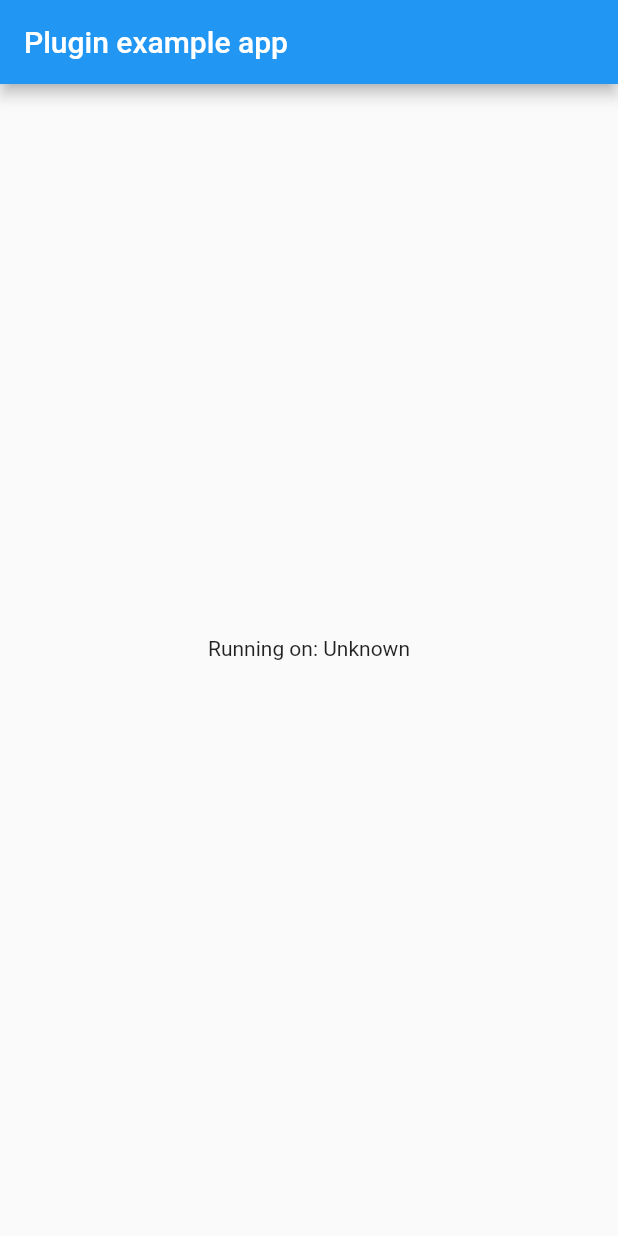
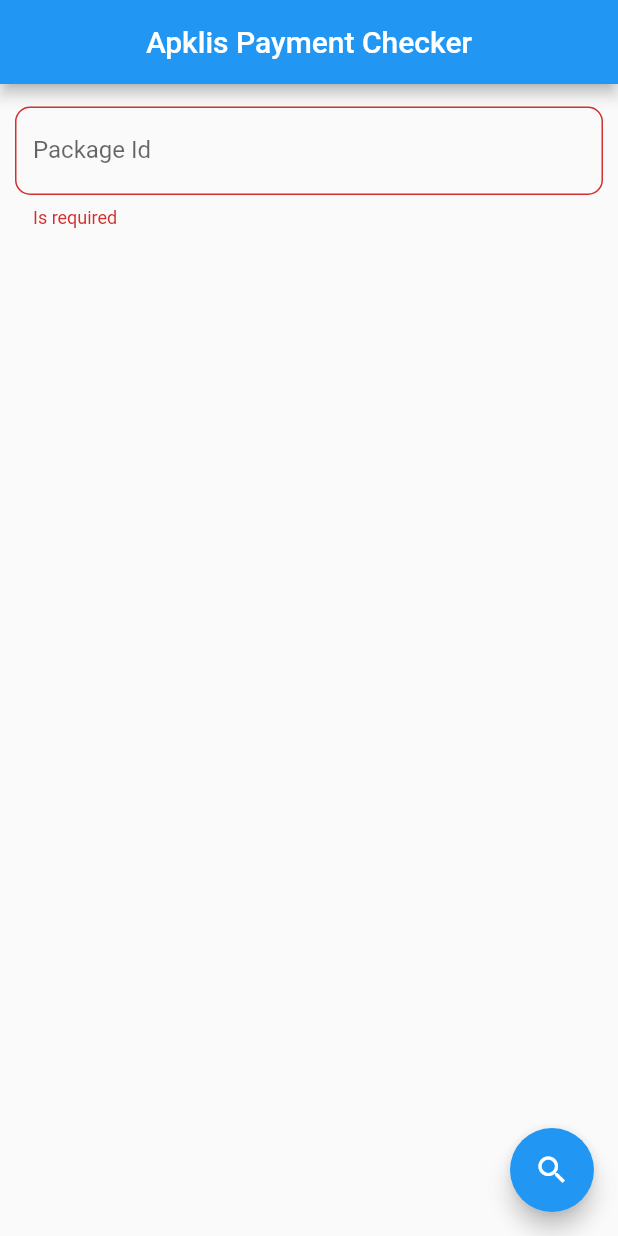
Before and after one commit to fluttercuba/apklis-payment-checker-flutter, a Flutter app: the screen it shows after launch, on a phone screen of 412 x 824 dp. Run offline on Flutter 3.47's test engine with Material 2 defaults, Android fonts, the phone set to English and light mode, and no system bars.

Commit message:
Implement beta version

```diff
--- a/example/lib/main.dart
+++ b/example/lib/main.dart
@@ -1,45 +1,40 @@
+import 'dart:async';
+import 'dart:developer';
+
+import 'package:apklis_payment_checker/apklis_payment_checker.dart';
+import 'package:apklis_payment_checker/apklis_payment_status.dart';
 import 'package:flutter/material.dart';
-import 'dart:async';
-
 import 'package:flutter/services.dart';
-import 'package:apklis_payment_checker/apklis_payment_checker.dart';
 
 void main() {
-  runApp(MyApp());
+  runApp(ExampleApp());
 }
 
-class MyApp extends StatefulWidget {
+class ExampleApp extends StatefulWidget {
   @override
-  _MyAppState createState() => _MyAppState();
+  ExampleAppState createState() => ExampleAppState();
 }
 
-class _MyAppState extends State<MyApp> {
-  String _platformVersion = 'Unknown';
+class ExampleAppState extends State<ExampleApp> {
+  final keyForm = GlobalKey<FormState>();
+  final controller = TextEditingController();
+  ApklisPaymentStatus status;
 
   @override
   void initState() {
     super.initState();
-    initPlatformState();
   }
 
-  // Platform messages are asynchronous, so we initialize in an async method.
-  Future<void> initPlatformState() async {
-    String platformVersion;
-    // Platform messages may fail, so we use a try/catch PlatformException.
+  Future<void> requestPaymentStatus(String packageId) async {
     try {
-      platformVersion = await ApklisPaymentChecker.platformVersion;
-    } on PlatformException {
-      platformVersion = 'Failed to get platform version.';
+      var status = await ApklisPaymentChecker.isPurchased(packageId);
+      setState(() {
+        this.status = status;
+        print(this.status.username);
+      });
+    } on PlatformException catch (e) {
+      log(e.toString());
     }
-
-    // If the widget was removed from the tree while the asynchronous platform
-    // message was in flight, we want to discard the reply rather than calling
-    // setState to update our non-existent appearance.
-    if (!mounted) return;
-
-    setState(() {
-      _platformVersion = platformVersion;
-    });
   }
 
   @override
@@ -47,10 +42,86 @@ class _MyAppState extends State<MyApp> {
     return MaterialApp(
       home: Scaffold(
         appBar: AppBar(
-          title: const Text('Plugin example app'),
+          centerTitle: true,
+          title: const Text('Apklis Payment Checker'),
         ),
-        body: Center(
-          child: Text('Running on: $_platformVersion\n'),
+        body: Form(
+          key: keyForm,
+          autovalidateMode: AutovalidateMode.always,
+          child: Column(
+            children: [
+              Container(
+                margin: EdgeInsets.symmetric(vertical: 15, horizontal: 10),
+                child: Row(
+                  children: [
+                    Expanded(
+                      child: TextFormField(
+                        controller: controller,
+                        decoration: InputDecoration(
+                          border: OutlineInputBorder(
+                            borderRadius: const BorderRadius.all(
+                              const Radius.circular(10.0),
+                            ),
+                          ),
+                          labelText: 'Package Id',
+                          hintText: 'com.example.nova.prosalud',
+                        ),
+                        keyboardType: TextInputType.text,
+                        validator: (value) {
+                          if (value == null || value.isEmpty) {
+                            return 'Is required';
+                          }
+                          return null;
+                        },
+                      ),
+                    ),
+                  ],
+                ),
+              ),
+              if (status != null)
+                Column(
+                  children: [
+                    Container(
+                      margin: EdgeInsets.all(5),
+                      child: Text('Paid:'),
+                    ),
+                    Container(
+                      margin: EdgeInsets.all(5),
+                      child: Text(
+                        status.paid.toString(),
+                        style: TextStyle(
+                          fontWeight: FontWeight.bold,
+                          fontSize: 20,
+                        ),
+                      ),
+                    ),
+                    Container(
+                      margin: EdgeInsets.all(5),
+                      child: Text('Username:'),
+                    ),
+                    Container(
+                      margin: EdgeInsets.all(5),
+                      child: Text(
+                        status.username ?? 'Unknow',
+                        style: TextStyle(
+                          fontWeight: FontWeight.bold,
+                          fontSize: 20,
+                        ),
+                      ),
+                    ),
+                  ],
+                ),
+            ],
+          ),
+        ),
+        floatingActionButton: FloatingActionButton(
+          child: Icon(Icons.search),
+          onPressed: () {
+            if (keyForm.currentState.validate()) {
+              final packageId = controller.text.trim();
+              requestPaymentStatus(packageId);
+            }
+          },
         ),
       ),
     );
--- a/lib/apklis_payment_checker.dart
+++ b/lib/apklis_payment_checker.dart
@@ -1,18 +1,13 @@
-// You have generated a new plugin project without
-// specifying the `--platforms` flag. A plugin project supports no platforms is generated.
-// To add platforms, run `flutter create -t plugin --platforms <platforms> .` under the same
-// directory. You can also find a detailed instruction on how to add platforms in the `pubspec.yaml` at https://flutter.dev/docs/development/packages-and-plugins/developing-packages#plugin-platforms.
-
 import 'dart:async';
 
+import 'package:apklis_payment_checker/apklis_payment_status.dart';
 import 'package:flutter/services.dart';
 
 class ApklisPaymentChecker {
-  static const MethodChannel _channel =
-      const MethodChannel('apklis_payment_checker');
+  static const channel = const MethodChannel('apklis_payment_checker');
 
-  static Future<String> get platformVersion async {
-    final String version = await _channel.invokeMethod('getPlatformVersion');
-    return version;
+  static Future<ApklisPaymentStatus> isPurchased(String packageId) async {
+    final Map map = await channel.invokeMapMethod("isPurchased", packageId);
+    return ApklisPaymentStatus(map["paid"], map["username"]);
   }
 }
--- /dev/null
+++ b/lib/apklis_payment_status.dart
@@ -0,0 +1,6 @@
+class ApklisPaymentStatus {
+  final bool paid;
+  final String username;
+
+  ApklisPaymentStatus(this.paid, this.username);
+}
```
Also changed, not shown: example/pubspec.yaml (+1 -49 lines), pubspec.yaml (+1 -47 lines), 12 other files.
